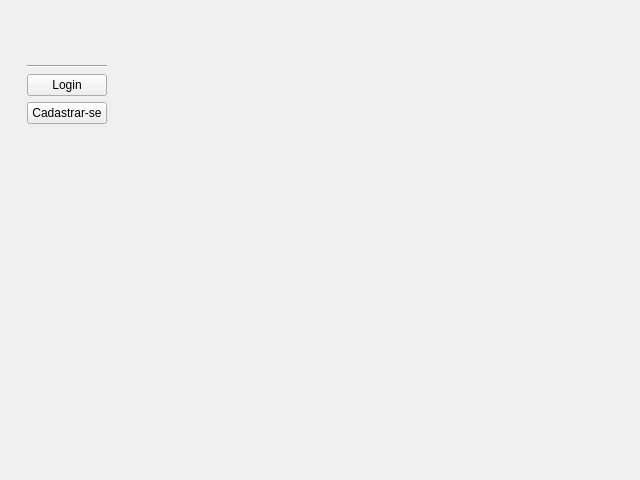
Qt form view/Home.ui (Wth10/System-Programmer) before a commit.
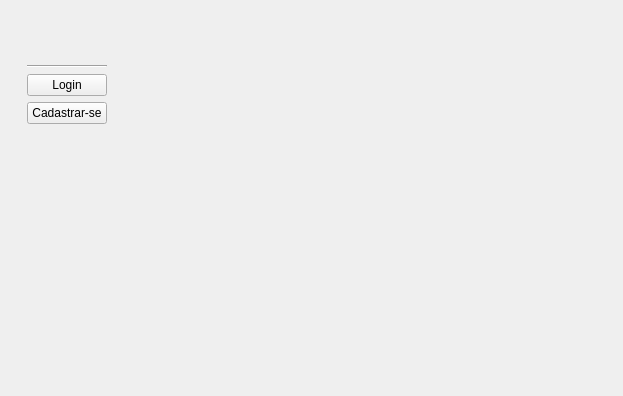
The same form after that commit. Icons and pictures are not drawn.

What changed in the file:
```diff
--- a/view/Home.ui
+++ b/view/Home.ui
@@ -6,8 +6,8 @@
    <rect>
     <x>0</x>
     <y>0</y>
-    <width>640</width>
-    <height>480</height>
+    <width>623</width>
+    <height>396</height>
    </rect>
   </property>
   <property name="windowTitle">
```
